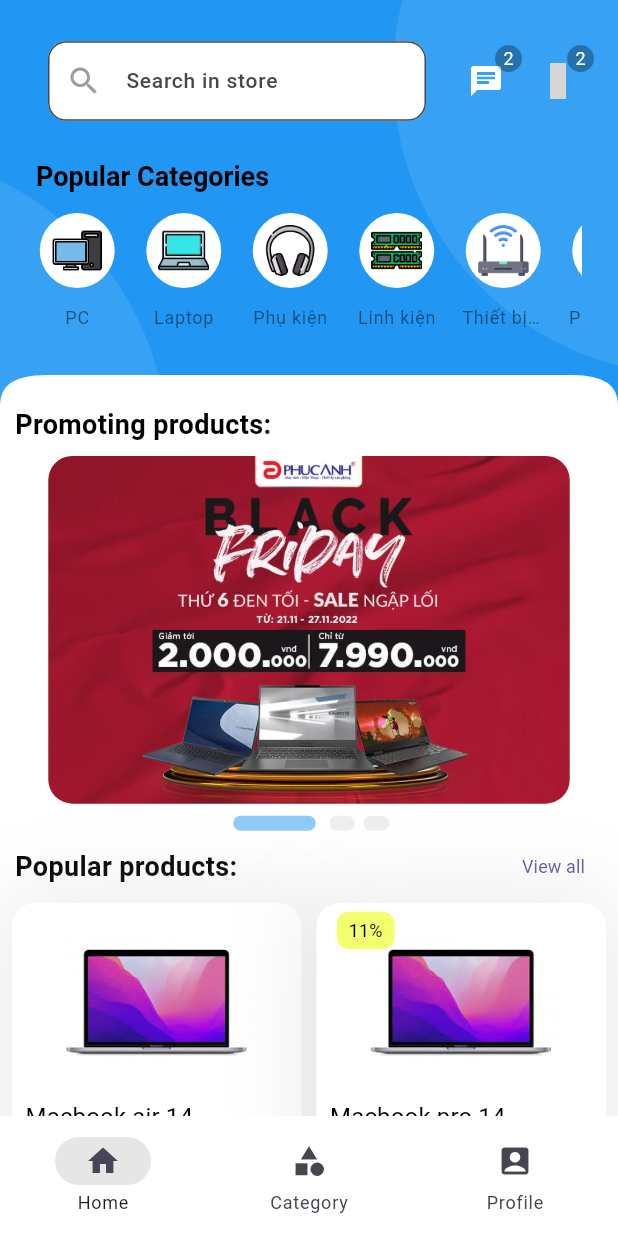
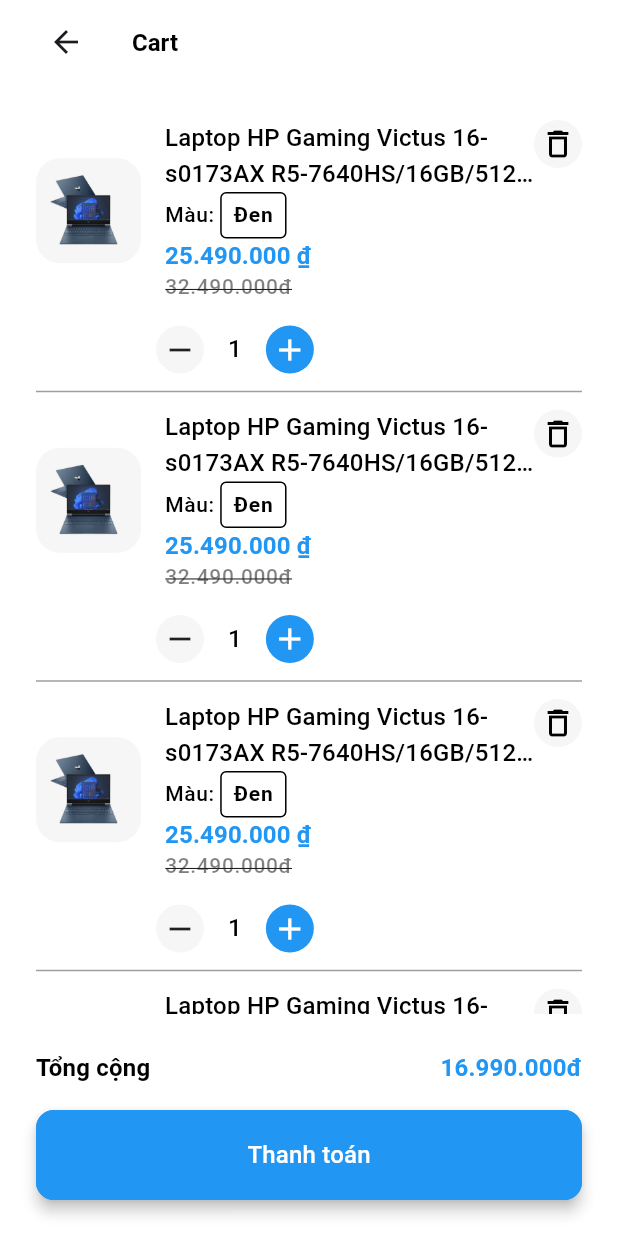
Before and after one commit to SFAri/flutterApp, a Flutter app: the screen it shows after launch, after a tap on an icon or button, on a phone screen of 412 x 824 dp. Run offline on Flutter 3.47's test engine with Material 3 defaults, Android fonts, the phone set to English and light mode, and no system bars; drawn by our look-alikes of carousel_slider; our stand-ins replace flutter_rating_bar, get, get_storage, iconsax_flutter, logger; Roboto replaces fonts that are missing (Poppins); grey boxes are pictures that could not be loaded.

Commit message:
Design Cart Page View

```diff
--- /dev/null
+++ b/FE/ecommerce/lib/common/widgets/icons/circular_icon.dart
@@ -0,0 +1,46 @@
+import 'package:flutter/material.dart';
+import 'package:ecommerce/utils/constants/sizes.dart';
+
+class TCircularIcon extends StatelessWidget {
+  final double? width, height, size;
+  final IconData icon;
+  final Color? color;
+  final Color? backgroundColor;
+  final VoidCallback? onPressed;
+
+  const TCircularIcon({
+    Key? key,
+    required this.icon,
+    this.width,
+    this.height,
+    this.size = CSizes.lg,
+    this.color,
+    this.backgroundColor,
+    this.onPressed,
+  });
+
+  @override
+  Widget build(BuildContext context) {
+    return Container(
+      width: width,
+      height: height,
+      decoration: backgroundColor != null
+          ? BoxDecoration(
+              color: backgroundColor,
+              shape: BoxShape.circle,
+            )
+          : null,
+      child: IconButton(
+        onPressed: onPressed,
+        icon: Icon(
+          icon,
+          size: size,
+          color: color ?? Theme.of(context).iconTheme.color,
+        ),
+        padding: EdgeInsets.zero,
+        constraints: const BoxConstraints(),
+        splashRadius: CSizes.lg,
+      ),
+    );
+  }
+}
--- /dev/null
+++ b/FE/ecommerce/lib/common/widgets/images/rounded_image.dart
@@ -0,0 +1,62 @@
+import 'package:flutter/material.dart';
+import 'package:ecommerce/utils/constants/colors.dart';
+import 'package:ecommerce/utils/constants/sizes.dart';
+
+class CRoundedImage extends StatelessWidget {
+  final double? width, height;
+  final String imageUrl;
+  final bool applyImageRadius;
+  final BoxBorder? border;
+  final Color backgroundColor;
+  final BoxFit? fit;
+  final EdgeInsetsGeometry? padding;
+  final bool isNetworkImage;
+  final VoidCallback? onPressed;
+  final double borderRadius;
+
+  const CRoundedImage({
+    Key? key,
+    required this.imageUrl,
+    this.width,
+    this.height,
+    this.applyImageRadius = true,
+    this.border,
+    this.backgroundColor = CColors.light,
+    this.fit = BoxFit.contain,
+    this.padding,
+    this.isNetworkImage = false,
+    this.onPressed,
+    this.borderRadius = CSizes.md,
+  });
+
+  @override
+  Widget build(BuildContext context) {
+    return GestureDetector(
+      onTap: onPressed,
+      child: Container(
+        width: width ?? CSizes.imageThumb,
+        height: height ?? CSizes.imageThumb,
+        padding: padding ?? EdgeInsets.all(CSizes.md),
+        decoration: BoxDecoration(
+          color: backgroundColor,
+          borderRadius: BorderRadius.circular(borderRadius),
+          border: border,
+        ),
+        child: ClipRRect(
+          borderRadius: applyImageRadius
+              ? BorderRadius.circular(borderRadius)
+              : BorderRadius.zero,
+          child: Image(
+            fit: fit,
+            image: isNetworkImage
+                ? NetworkImage(imageUrl)
+                : AssetImage(imageUrl) as ImageProvider<Object>,
+            errorBuilder: (context, error, stackTrace) {
+              return const Icon(Icons.error);
+            },
+          ),
+        ),
+      ),
+    );
+  }
+}
--- /dev/null
+++ b/FE/ecommerce/lib/features/shop/cart/cart.dart
@@ -0,0 +1,180 @@
+import 'package:ecommerce/utils/helpers/helper_functions.dart';
+import 'package:flutter/material.dart';
+import 'package:ecommerce/features/shop/cart/models/Cart.dart';
+import 'package:ecommerce/common/widgets/appbar/appbar.dart';
+import 'package:ecommerce/common/widgets/icons/circular_icon.dart';
+import 'package:ecommerce/features/shop/cart/widgets/cart_item.dart';
+import 'package:ecommerce/utils/constants/colors.dart';
+import 'package:ecommerce/utils/constants/sizes.dart';
+
+import 'package:ecommerce/features/shop/cart/models/Product.dart';
+
+class CartScreen extends StatelessWidget {
+  CartScreen({super.key});
+
+  final List<Product> products = [
+    Product(
+        name:
+            "Laptop HP Gaming Victus 16-s0173AX R5-7640HS/16GB/512GB/16 144Hz/GeForce RTX3050 6GB/Win11_A9LG9PA",
+        image:
+            "assets/images/products/hp-victus-15-fb1022ax-r5-94f19pa-170225-104741-220.png",
+        price: 25490000,
+        description:
+            "Laptop HP Gaming Victus 16-s0173AX R5-7640HS/16GB/512GB/16 144Hz/GeForce RTX3050 6GB/Win11_A9LG9PA"),
+    Product(
+        name:
+            "Laptop HP Gaming Victus 16-s0173AX R5-7640HS/16GB/512GB/16 144Hz/GeForce RTX3050 6GB/Win11_A9LG9PA",
+        image:
+            "assets/images/products/hp-victus-15-fb1022ax-r5-94f19pa-170225-104741-220.png",
+        price: 25490000,
+        description:
+            "Laptop HP Gaming Victus 16-s0173AX R5-7640HS/16GB/512GB/16 144Hz/GeForce RTX3050 6GB/Win11_A9LG9PA"),
+    Product(
+        name:
+            "Laptop HP Gaming Victus 16-s0173AX R5-7640HS/16GB/512GB/16 144Hz/GeForce RTX3050 6GB/Win11_A9LG9PA",
+        image:
+            "assets/images/products/hp-victus-15-fb1022ax-r5-94f19pa-170225-104741-220.png",
+        price: 25490000,
+        description:
+            "Laptop HP Gaming Victus 16-s0173AX R5-7640HS/16GB/512GB/16 144Hz/GeForce RTX3050 6GB/Win11_A9LG9PA"),
+    Product(
+        name:
+            "Laptop HP Gaming Victus 16-s0173AX R5-7640HS/16GB/512GB/16 144Hz/GeForce RTX3050 6GB/Win11_A9LG9PA",
+        image:
+            "assets/images/products/hp-victus-15-fb1022ax-r5-94f19pa-170225-104741-220.png",
+        price: 25490000,
+        description:
+            "Laptop HP Gaming Victus 16-s0173AX R5-7640HS/16GB/512GB/16 144Hz/GeForce RTX3050 6GB/Win11_A9LG9PA"),
+    Product(
+        name:
+            "Laptop HP Gaming Victus 16-s0173AX R5-7640HS/16GB/512GB/16 144Hz/GeForce RTX3050 6GB/Win11_A9LG9PA",
+        image:
+            "assets/images/products/hp-victus-15-fb1022ax-r5-94f19pa-170225-104741-220.png",
+        price: 25490000,
+        description:
+            "Laptop HP Gaming Victus 16-s0173AX R5-7640HS/16GB/512GB/16 144Hz/GeForce RTX3050 6GB/Win11_A9LG9PA"),
+  ];
+
+  @override
+  Widget build(BuildContext context) {
+    // Initialize CartModel with sample data
+    CartModel cart = CartModel();
+    cart.initialize(products);
+    // final cart = Provider.of<CartModel>(context);
+
+    return Scaffold(
+        appBar: CAppBar(
+          showBackArrows: true,
+          title: Text('Cart',
+              style: Theme.of(context).textTheme.titleLarge?.copyWith(
+                    fontWeight: FontWeight.bold,
+                  )),
+        ),
+        body: SingleChildScrollView(
+          child: Padding(
+              padding: EdgeInsets.all(CSizes.defaultSpace),
+              child: cart.items.isEmpty
+                  ? Center(
+                      child: Text(
+                        'Giỏ hàng của bạn rỗng 🛒',
+                        style: TextStyle(fontSize: 18, color: Colors.grey),
+                      ),
+                    )
+                  : Column(children: [
+                      ListView.separated(
+                        physics: NeverScrollableScrollPhysics(),
+                        separatorBuilder: (_, __) => Divider(
+                          color: CColors.grey,
+                          thickness: 1,
+                          height: CSizes.defaultSpace,
+                        ),
+                        shrinkWrap: true,
+                        itemCount: products.length,
+                        itemBuilder: (_, index) => Column(
+                          children: [
+                            TCartItem(product: products[index], cart: cart),
+                            SizedBox(height: CSizes.spaceBtwItems),
+                            // Quantity
+                            Row(
+                              children: [
+                                SizedBox(width: 80),
+                                TCircularIcon(
+                                    icon: Icons.remove,
+                                    width: 32,
+                                    height: 32,
+                                    backgroundColor:
+                                        CHelperFunctions.isDarkMode(context)
+                                            ? CColors.grey
+                                            : CColors.lightGrey,
+                                    onPressed: () {}),
+                                SizedBox(width: CSizes.spaceBtwItems),
+                                Text(
+                                  '1',
+                                  style:
+                                      Theme.of(context).textTheme.titleMedium,
+                                ),
+                                SizedBox(width: CSizes.spaceBtwItems),
+                                TCircularIcon(
+                                    icon: Icons.add,
+                                    width: 32,
+                                    height: 32,
+                                    color: CColors.textWhite,
+                                    backgroundColor: CColors.primary,
+                                    onPressed: () {}),
+                              ],
+                            ),
+                          ],
+                        ),
+                      ),
+                      const SizedBox(height: CSizes.spaceBtwSections),
+                    ])),
+        ),
+        // Bottom Navigation Bar
+        // Elevated Button for Checkout
+        bottomNavigationBar: Padding(
+            padding: const EdgeInsets.all(CSizes.defaultSpace),
+            child: Column(
+              mainAxisSize: MainAxisSize.min,
+              crossAxisAlignment: CrossAxisAlignment.stretch,
+              children: [
+                // Total Price
+                Row(
+                  mainAxisAlignment: MainAxisAlignment.spaceBetween,
+                  children: [
+                    Text(
+                      'Tổng cộng',
+                      style: Theme.of(context).textTheme.titleMedium?.copyWith(
+                            fontWeight: FontWeight.bold,
+                          ),
+                    ),
+                    Text(
+                      '16.990.000đ',
+                      style: Theme.of(context).textTheme.titleMedium?.copyWith(
+                            color: CColors.primary,
+                            fontWeight: FontWeight.bold,
+                          ),
+                    ),
+                  ],
+                ),
+                const SizedBox(height: CSizes.spaceBtwItems),
+                ElevatedButton(
+                  onPressed: () {},
+                  style: ElevatedButton.styleFrom(
+                    minimumSize: Size(double.infinity, CSizes.buttonHeight),
+                    shape: RoundedRectangleBorder(
+                      borderRadius: BorderRadius.circular(CSizes.buttonRadius),
+                    ),
+                    backgroundColor: CColors.primary,
+                    elevation: CSizes.buttonElevation,
+                  ),
+                  child: Text(
+                    'Thanh toán',
+                    style: Theme.of(context).textTheme.titleMedium?.copyWith(
+                          color: CColors.textWhite,
+                        ),
+                  ),
+                ),
+              ],
+            )));
+  }
+}
--- /dev/null
+++ b/FE/ecommerce/lib/features/shop/cart/models/Cart.dart
@@ -0,0 +1,30 @@
+import 'package:flutter/foundation.dart';
+import 'Product.dart';
+
+class CartModel extends ChangeNotifier {
+  final List<Product> _cartItems = [];
+
+  List<Product> get items => _cartItems;
+  double get totalPrice => _cartItems.fold(0, (sum, item) => sum + item.price);
+
+  void initialize(List<Product> products) {
+    _cartItems.clear();
+    _cartItems.addAll(products);
+    notifyListeners();
+  }
+
+  void add(Product product) {
+    _cartItems.add(product);
+    notifyListeners();
+  }
+
+  void remove(Product product) {
+    _cartItems.remove(product);
+    notifyListeners();
+  }
+
+  void clear() {
+    _cartItems.clear();
+    notifyListeners();
+  }
+}
--- /dev/null
+++ b/FE/ecommerce/lib/features/shop/cart/models/Product.dart
@@ -0,0 +1,12 @@
+class Product {
+  final String name;
+  final String image;
+  final double price;
+  final String description;
+
+  Product(
+      {required this.name,
+      required this.image,
+      required this.price,
+      required this.description});
+}
--- /dev/null
+++ b/FE/ecommerce/lib/features/shop/cart/widgets/cart_item.dart
@@ -0,0 +1,137 @@
+import 'package:ecommerce/utils/helpers/format_functions.dart';
+import 'package:ecommerce/utils/helpers/helper_functions.dart';
+import 'package:flutter/material.dart';
+import 'package:ecommerce/common/widgets/icons/circular_icon.dart';
+import 'package:ecommerce/common/widgets/images/rounded_image.dart';
+import 'package:ecommerce/utils/constants/colors.dart';
+import 'package:ecommerce/utils/constants/sizes.dart';
+
+import 'package:ecommerce/features/shop/cart/models/Cart.dart';
+import 'package:ecommerce/features/shop/cart/models/Product.dart';
+
+class TCartItem extends StatelessWidget {
+  final Product product;
+  final CartModel cart;
+
+  const TCartItem({
+    super.key,
+    required this.product,
+    required this.cart,
+  });
+
+  @override
+  Widget build(BuildContext context) {
+    return Row(
+      mainAxisAlignment: MainAxisAlignment.spaceAround,
+      children: [
+        // Image
+        CRoundedImage(
+          imageUrl: product.image,
+          width: 70,
+          height: 70,
+          padding: const EdgeInsets.all(CSizes.sm),
+          backgroundColor: CHelperFunctions.isDarkMode(context)
+              ? CColors.grey
+              : CColors.lightGrey,
+        ),
+        SizedBox(width: CSizes.spaceBtwItems),
+        // Title, Price, Quantity
+        Expanded(
+          child: Column(
+            mainAxisSize: MainAxisSize.min,
+            crossAxisAlignment: CrossAxisAlignment.start,
+            children: [
+              Row(
+                crossAxisAlignment: CrossAxisAlignment.start,
+                children: [
+                  // Title
+                  Expanded(
+                    child: Text(
+                      product.name,
+                      style: Theme.of(context).textTheme.titleMedium,
+                      maxLines: 2,
+                      overflow: TextOverflow.ellipsis,
+                    ),
+                  ),
+                  // Remove Button
+                  TCircularIcon(
+                      icon: Icons.delete_outline,
+                      width: 32,
+                      height: 32,
+                      color: CColors.dark,
+                      backgroundColor: CHelperFunctions.isDarkMode(context)
+                          ? CColors.grey
+                          : CColors.lightGrey,
+                      onPressed: () {
+                        cart.remove(product);
+                        ScaffoldMessenger.of(context).showSnackBar(
+                          SnackBar(
+                            content: Text('Removed from cart'),
+                            duration: Duration(seconds: 1),
+                          ),
+                        );
+                      }),
+                ],
+              ),
+              Row(
+                crossAxisAlignment: CrossAxisAlignment.center,
+                children: [
+                  Text(
+                    'Màu: ',
+                    style: Theme.of(context).textTheme.bodySmall?.copyWith(
+                          color: CHelperFunctions.isDarkMode(context)
+                              ? CColors.textWhite
+                              : CColors.dark,
+                        ),
+                  ),
+                  GestureDetector(
+                    onTap: () {
+                      // Show color picker or dropdown dialog here
+                    },
+                    child: Container(
+                      padding: const EdgeInsets.symmetric(
+                          horizontal: 8, vertical: 4),
+                      decoration: BoxDecoration(
+                        border: Border.all(
+                          color: CHelperFunctions.isDarkMode(context)
+                              ? CColors.textWhite
+                              : CColors.dark,
+                        ),
+                        borderRadius: BorderRadius.circular(4),
+                      ),
+                      child: Text(
+                        'Đen',
+                        style: Theme.of(context).textTheme.bodyLarge?.copyWith(
+                              fontWeight: FontWeight.bold,
+                              color: CHelperFunctions.isDarkMode(context)
+                                  ? CColors.textWhite
+                                  : CColors.dark,
+                            ),
+                      ),
+                    ),
+                  ),
+                ],
+              ),
+              Text(
+                CFormatFunction.formatCurrency(product.price),
+                style: Theme.of(context).textTheme.titleSmall?.copyWith(
+                      color: CColors.primary,
+                      fontWeight: FontWeight.bold,
+                    ),
+              ),
+              Text(
+                '32.490.000đ',
+                style: Theme.of(context).textTheme.bodySmall?.copyWith(
+                      decoration: TextDecoration.lineThrough,
+                      color: CHelperFunctions.isDarkMode(context)
+                          ? CColors.textWhite.withValues(alpha: 0.5)
+                          : CColors.dark.withValues(alpha: 0.5),
+                    ),
+              ),
+            ],
+          ),
+        ),
+      ],
+    );
+  }
+}
--- a/FE/ecommerce/lib/features/shop/screens/home/widgets/home_appbar.dart
+++ b/FE/ecommerce/lib/features/shop/screens/home/widgets/home_appbar.dart
@@ -1,4 +1,5 @@
 import 'package:ecommerce/common/widgets/appbar/appbar.dart';
+import 'package:ecommerce/features/shop/cart/cart.dart';
 import 'package:ecommerce/utils/constants/colors.dart';
 import 'package:ecommerce/utils/constants/sizes.dart';
 import 'package:flutter/material.dart';
@@ -64,7 +65,14 @@
         Stack(
           children: [
             IconButton(
-              onPressed: (){},
+              onPressed: (){
+                Navigator.push(
+                  context,
+                  MaterialPageRoute(
+                    builder: (_) => CartScreen(),
+                  ),
+                );
+              },
               icon: Icon(Iconsax.shopping_bag, color: CColors.textWhite,)
             ),
             Positioned(
--- a/FE/ecommerce/lib/utils/constants/colors.dart
+++ b/FE/ecommerce/lib/utils/constants/colors.dart
@@ -26,8 +26,7 @@
         Color(0xffff9a9e),
         Color(0xfffad0c4),
         Color(0xfffad0c4),
-    ]
-  );
+      ]);
 
   // Background container colors:
   static const Color lightContainer = Color(0xFFF6F6F6);
@@ -37,7 +36,7 @@
 
   // Border colors:
   static const Color grey = Colors.grey;
+  static const Color lightGrey = Color(0xFFF6F6F6);
 
   // Error and Validation colors:
-
 }
--- a/FE/ecommerce/lib/utils/constants/sizes.dart
+++ b/FE/ecommerce/lib/utils/constants/sizes.dart
@@ -51,4 +51,8 @@
   static const double inputFieldRadius = 12.0;
   static const double spaceBtwInputField = 16.0;
 
+  // Image Sizes
+  static const double imageThumb = 80.0;
+  static const double imageBanner = 240.0;
+  static const double imageFull = 400.0;
 }
--- /dev/null
+++ b/FE/ecommerce/lib/utils/helpers/format_functions.dart
@@ -0,0 +1,28 @@
+import 'package:intl/intl.dart';
+
+class CFormatFunction {
+  CFormatFunction._();
+
+  static String getInitials(String name) {
+    if (name.isEmpty) return '';
+    List<String> names = name.split(' ');
+    if (names.length == 1) return names[0][0].toUpperCase();
+    return '${names[0][0].toUpperCase()}${names[1][0].toUpperCase()}';
+  }
+
+  static String formatCurrency(double amount) {
+    return NumberFormat.currency(locale: 'vi_VN', symbol: '₫').format(amount);
+  }
+
+  static String formatDate(DateTime date) {
+    return DateFormat('dd/MM/yyyy').format(date);
+  }
+
+  static String formatTime(DateTime time) {
+    return DateFormat('HH:mm').format(time);
+  }
+
+  static String formatDateTime(DateTime dateTime) {
+    return DateFormat('dd/MM/yyyy HH:mm').format(dateTime);
+  }
+}
```
Also changed, not shown: FE/ecommerce/assets/images/products/hp-victus-15-fb1022ax-r5-94f19pa-170225-104741-220.png (added), FE/ecommerce/lib/main.dart (line endings or trailing spaces), 1 other file. Lines whose indentation alone changed are shown as unchanged.
